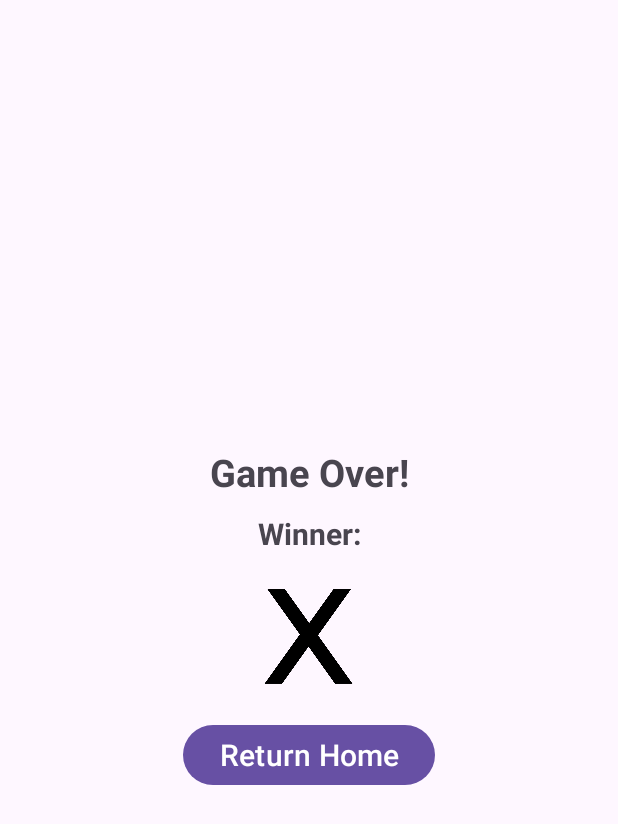
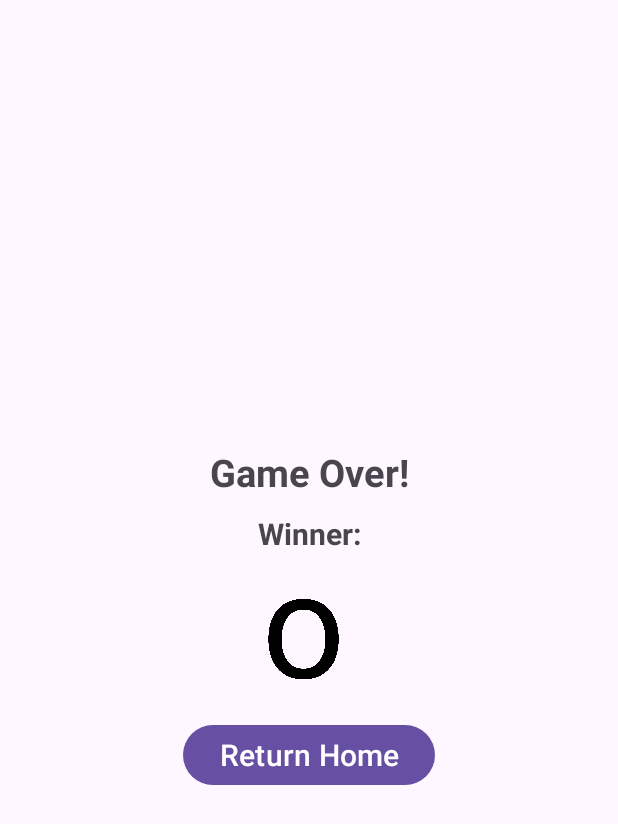
Before and after one commit to KarthikKaravatt/TicTacToeApp, an Android app: the fragment GameOverFragment placed in its activity, on a phone screen of 412 x 824 dp. Shown: the top 824 px of the screen. Run offline under Robolectric (Android 15) with nearby library versions, the phone set to English and light mode, and no system bars.

Commit message:
- fixed bug where statistics was incorrect - fixed bug where if you lose on the last turn it records the outcome as a tie

```diff
--- a/app/src/main/java/com/example/madassignment1/GameOverFragment.java
+++ b/app/src/main/java/com/example/madassignment1/GameOverFragment.java
@@ -6,7 +6,7 @@ import androidx.fragment.app.Fragment;
 import androidx.fragment.app.FragmentManager;
 import androidx.lifecycle.Observer;
 import androidx.lifecycle.ViewModelProvider;
-
+import android.util.Log;
 import android.view.LayoutInflater;
 import android.view.View;
 import android.view.ViewGroup;
@@ -74,37 +74,36 @@ public class GameOverFragment extends Fragment {
         winnerImage = rootView.findViewById(R.id.winnerImage);
         outcome = rootView.findViewById(R.id.outcome);
         boardViewModel = new ViewModelProvider(requireActivity()).get(BoardViewModel.class);
+        Boolean isTieValue = boardViewModel.getTie().getValue();
+        Log.d("1. ", "Played " + boardViewModel.getGamesPlayed().getValue().toString() + "won: " + boardViewModel.getGamesWon().getValue() + "lost "+ boardViewModel.getGamesLost().getValue());
 
         if (savedInstanceState == null)
         {
-            Boolean isTieValue = boardViewModel.getTie().getValue();
-
-            boardViewModel.setGamesPlayed(boardViewModel.getGamesPlayed().getValue()+1);
-            if (isTieValue)
-            {
+                boardViewModel.setGamesPlayed(boardViewModel.getGamesPlayed().getValue() + 1);
+                if (isTieValue) {
                     outcome.setText("Tie");
-                boardViewModel.setGamesTied(boardViewModel.getGamesTied().getValue()+1);
+                    boardViewModel.setGamesTied(boardViewModel.getGamesTied().getValue() + 1);
                     boardViewModel.setWinner(0);
                 }
                 else
                 {
                     if (boardViewModel.isTurnOver())
                     {
-                    winnerImage.setBackgroundResource(boardViewModel.getPlayer2Marker());
-                    boardViewModel.setGamesWon(boardViewModel.getGamesWon().getValue()+1);
+                        winnerImage.setBackgroundResource(boardViewModel.getPlayer1Marker());
+                        boardViewModel.setGamesWon(boardViewModel.getGamesWon().getValue() + 1);
                         boardViewModel.setWinner(1);
                     }
                     else
                     {
-                    winnerImage.setBackgroundResource(boardViewModel.getPlayer1Marker());
-                    boardViewModel.setGamesLost(boardViewModel.getGamesLost().getValue()+1);
+                        winnerImage.setBackgroundResource(boardViewModel.getPlayer2Marker());
+                        boardViewModel.setGamesLost(boardViewModel.getGamesLost().getValue() + 1);
                         boardViewModel.setWinner(2);
                     }
                 }
+            Log.d("2. ", "Played " + boardViewModel.getGamesPlayed().getValue().toString() + "won: " + boardViewModel.getGamesWon().getValue() + "lost "+ boardViewModel.getGamesLost().getValue());
         }
         else
         {
-            Boolean isTieValue = boardViewModel.getTie().getValue();
             if (isTieValue)
             {
                 outcome.setText("Tie");
@@ -113,14 +112,15 @@ public class GameOverFragment extends Fragment {
             {
                 if (boardViewModel.getWinner().getValue() == 1)
                 {
-                    winnerImage.setBackgroundResource(boardViewModel.getPlayer2Marker());
+                    winnerImage.setBackgroundResource(boardViewModel.getPlayer1Marker());
                 }
                 else if (boardViewModel.getWinner().getValue() == 2)
                 {
-                    winnerImage.setBackgroundResource(boardViewModel.getPlayer1Marker());
+                    winnerImage.setBackgroundResource(boardViewModel.getPlayer2Marker());
                 }
             }
         }
+        Log.d("3. ", "Played " + boardViewModel.getGamesPlayed().getValue().toString() + "won: " + boardViewModel.getGamesWon().getValue() + "lost "+ boardViewModel.getGamesLost().getValue());
         homeButton.setOnClickListener(new View.OnClickListener() {
             @Override
             public void onClick(View v) {
@@ -129,6 +129,7 @@ public class GameOverFragment extends Fragment {
             }
         });
         boardViewModel.resetBoard();
+        Log.d("4. ", "Played " + boardViewModel.getGamesPlayed().getValue().toString() + "won: " + boardViewModel.getGamesWon().getValue() + "lost "+ boardViewModel.getGamesLost().getValue());
         return rootView;
     }
 
```
Also changed, not shown: app/src/main/java/com/example/madassignment1/BoardFragment.java (+5 -17 lines). Lines whose indentation alone changed are shown as unchanged.
